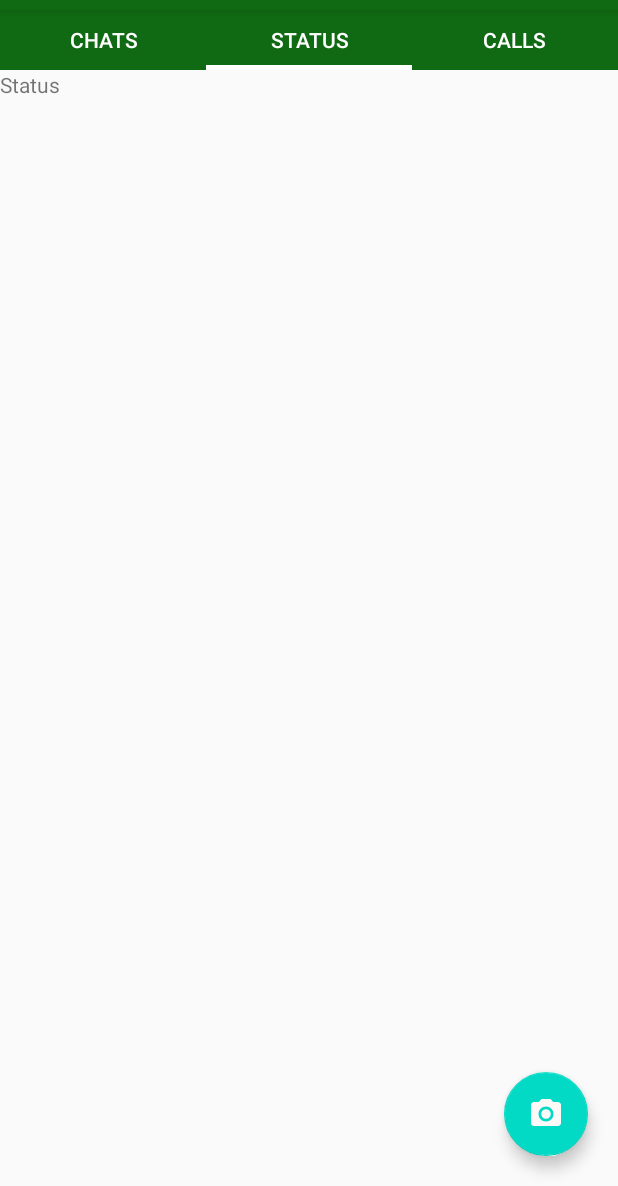
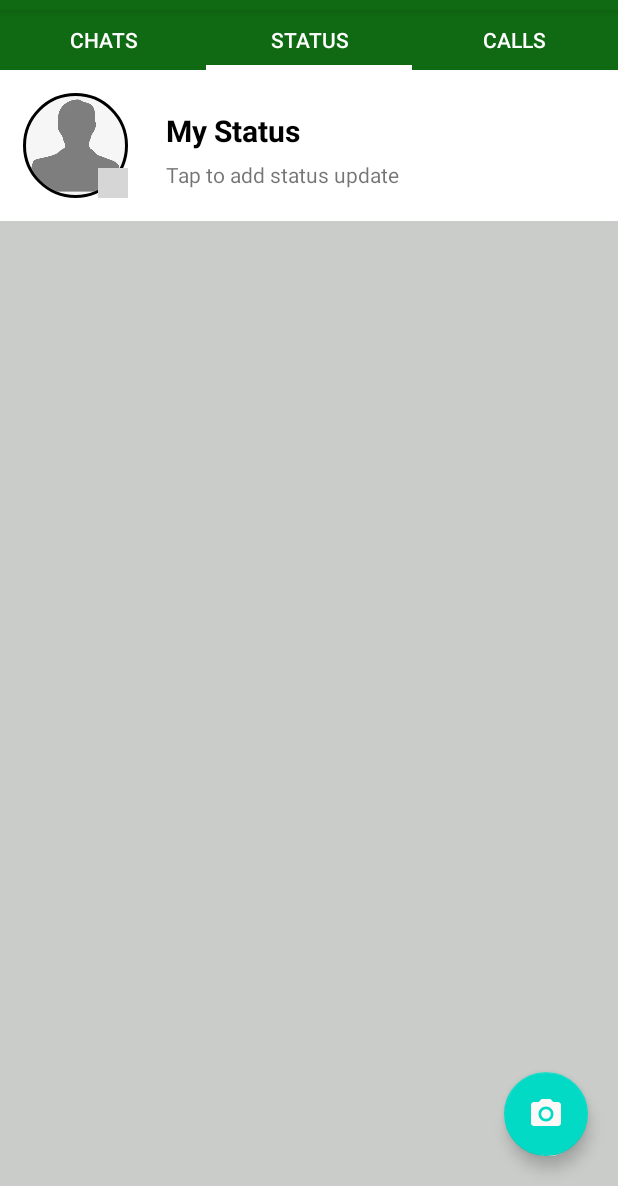
Before and after one commit to Tebandeke1/EddySap_Whatsap-Clone, an Android app: the screen it shows after launch (MainActivity), tab 2 chosen, on a phone screen of 412 x 824 dp, the part 50-1236 px from its top. Run offline under Robolectric (Android 15) with nearby library versions, the phone set to English and light mode, and no system bars; our stand-ins replace CircleImageView, data binding; pictures from the network do not load; 4 statements that could not run were skipped; grey boxes are pictures that could not be loaded.

Commit message:
done with status layout and calls layout with some examples as testers

```diff
--- a/EddySapClone/app/src/main/java/com/tabutech/eddysap/menu/CallsFragment.java
+++ b/EddySapClone/app/src/main/java/com/tabutech/eddysap/menu/CallsFragment.java
@@ -3,17 +3,25 @@ package com.tabutech.eddysap.menu;
 import android.os.Bundle;
 
 import androidx.fragment.app.Fragment;
+import androidx.recyclerview.widget.LinearLayoutManager;
+import androidx.recyclerview.widget.RecyclerView;
 
 import android.view.LayoutInflater;
 import android.view.View;
 import android.view.ViewGroup;
 
+import com.tabutech.eddysap.Adaptor.CallListAdaptor;
+import com.tabutech.eddysap.Model.CallList;
 import com.tabutech.eddysap.R;
+
+import java.util.ArrayList;
+import java.util.List;
 
 
 public class CallsFragment extends Fragment {
 
-
+    private RecyclerView recyclerView;
+    List<CallList> lists = new ArrayList<>();
     public CallsFragment() {
         // Required empty public constructor
     }
@@ -29,6 +37,22 @@ public class CallsFragment extends Fragment {
     public View onCreateView(LayoutInflater inflater, ViewGroup container,
                              Bundle savedInstanceState) {
         // Inflate the layout for this fragment
-        return inflater.inflate(R.layout.fragment_calls, container, false);
+        View view =  inflater.inflate(R.layout.fragment_calls, container, false);
+
+        recyclerView = view.findViewById(R.id.recycleView);
+
+        recyclerView.setLayoutManager(new LinearLayoutManager(getContext()));
+
+        getData();
+        return view;
+    }
+
+    private void getData() {
+
+        lists.add(new CallList("1","Bobi wine","23/02/2022 11:20am","https://encrypted-tbn0.gstatic.com/images?q=tbn:ANd9GcTThLlO--CKV-TsRKKt9hGdbZTRzB_xSP4YLQ&usqp=CAU","made"));
+        lists.add(new CallList("2","Spice Diana","30/05/2022 10:40pm","https://encrypted-tbn0.gstatic.com/images?q=tbn:ANd9GcRsy3FoWorbAhpKDxM3OKQjwew0LwvhYvlLxg&usqp=CAU","missed"));
+        lists.add(new CallList("3","Eddy Kenzo","24/04/2022 06:34pm","https://encrypted-tbn0.gstatic.com/images?q=tbn:ANd9GcQOzTRDtVlQ6A055Y8NAlTViBiDcb5_vhDDvw&usqp=CAU","received"));
+
+        recyclerView.setAdapter(new CallListAdaptor(lists,getContext()));
     }
 }
--- a/EddySapClone/app/src/main/res/drawable/call.xml
+++ b/EddySapClone/app/src/main/res/drawable/call.xml
@@ -1,5 +1,5 @@
 <vector android:autoMirrored="true" android:height="24dp"
-    android:tint="#FDF9F9" android:viewportHeight="24"
+    android:tint="#151414" android:viewportHeight="24"
     android:viewportWidth="24" android:width="24dp" xmlns:android="http://schemas.android.com/apk/res/android">
     <path android:fillColor="@android:color/white" android:pathData="M20.01,15.38c-1.23,0 -2.42,-0.2 -3.53,-0.56 -0.35,-0.12 -0.74,-0.03 -1.01,0.24l-1.57,1.97c-2.83,-1.35 -5.48,-3.9 -6.89,-6.83l1.95,-1.66c0.27,-0.28 0.35,-0.67 0.24,-1.02 -0.37,-1.11 -0.56,-2.3 -0.56,-3.53 0,-0.54 -0.45,-0.99 -0.99,-0.99H4.19C3.65,3 3,3.24 3,3.99 3,13.28 10.73,21 20.01,21c0.71,0 0.99,-0.63 0.99,-1.18v-3.45c0,-0.54 -0.45,-0.99 -0.99,-0.99z"/>
 </vector>
--- a/EddySapClone/app/src/main/res/layout/fragment_calls.xml
+++ b/EddySapClone/app/src/main/res/layout/fragment_calls.xml
@@ -5,9 +5,9 @@
     android:layout_height="match_parent"
     tools:context=".menu.CallsFragment">
 
-    <TextView
+    <androidx.recyclerview.widget.RecyclerView
         android:layout_width="match_parent"
         android:layout_height="match_parent"
-        android:text="@string/cals_fragment" />
+        android:id="@+id/recycleView"/>
 
 </FrameLayout>
--- a/EddySapClone/app/src/main/res/layout/fragment_status.xml
+++ b/EddySapClone/app/src/main/res/layout/fragment_status.xml
@@ -1,13 +1,77 @@
 <?xml version="1.0" encoding="utf-8"?>
-<FrameLayout xmlns:android="http://schemas.android.com/apk/res/android"
+<LinearLayout
+    xmlns:android="http://schemas.android.com/apk/res/android"
     xmlns:tools="http://schemas.android.com/tools"
     android:layout_width="match_parent"
     android:layout_height="match_parent"
+    xmlns:app="http://schemas.android.com/apk/res-auto"
+    android:orientation="vertical"
+    android:background="#CACCCA"
     tools:context=".menu.StatusFragment">
 
-    <TextView
+    <LinearLayout
         android:layout_width="match_parent"
-        android:layout_height="match_parent"
-        android:text="Status" />
+        android:layout_height="wrap_content"
+        android:background="@color/white"
+        android:orientation="horizontal">
 
-</FrameLayout>
+        <RelativeLayout
+            android:layout_width="wrap_content"
+            android:layout_height="wrap_content"
+            android:padding="10dp">
+
+            <de.hdodenhof.circleimageview.CircleImageView
+                android:id="@+id/profile"
+                android:layout_width="70dp"
+                android:layout_height="70dp"
+                android:src="@drawable/place_holder"
+                app:civ_border_width="2dp"
+                android:layout_margin="5dp"
+                app:civ_border_color="#FF000000"/>
+
+            <de.hdodenhof.circleimageview.CircleImageView
+                android:layout_width="20dp"
+                android:layout_height="20dp"
+                android:layout_alignEnd="@+id/profile"
+                app:civ_circle_background_color="@color/purple_200"
+                android:layout_alignBottom="@+id/profile"
+                android:src="@drawable/add_circle"
+                app:civ_border_color="#18471A"
+                app:civ_border_width="1dp" />
+
+
+        </RelativeLayout>
+
+        <LinearLayout
+            android:layout_width="wrap_content"
+            android:layout_height="wrap_content"
+            android:orientation="vertical"
+            android:layout_gravity="center"
+            android:layout_marginStart="10dp">
+            <TextView
+                android:layout_width="match_parent"
+                android:layout_height="wrap_content"
+                android:text="My Status"
+                android:textStyle="bold"
+                android:textSize="20sp"
+                android:textColor="@color/black"
+                android:layout_marginTop="6dp"
+                android:id="@+id/userName"/>
+
+            <TextView
+                android:layout_width="match_parent"
+                android:layout_height="wrap_content"
+                android:text="@string/status"
+                android:textSize="14sp"
+                android:layout_marginTop="6dp"
+                android:id="@+id/meso_desc"/>
+        </LinearLayout>
+
+    </LinearLayout>
+
+
+
+
+
+
+</LinearLayout>
--- a/EddySapClone/app/src/main/res/layout/layout_chart_list.xml
+++ b/EddySapClone/app/src/main/res/layout/layout_chart_list.xml
@@ -1,5 +1,6 @@
 <?xml version="1.0" encoding="utf-8"?>
-<LinearLayout xmlns:android="http://schemas.android.com/apk/res/android"
+<LinearLayout
+    xmlns:android="http://schemas.android.com/apk/res/android"
     android:layout_width="match_parent"
     android:layout_height="wrap_content"
     xmlns:app="http://schemas.android.com/apk/res-auto"
--- a/EddySapClone/app/src/main/res/values/strings.xml
+++ b/EddySapClone/app/src/main/res/values/strings.xml
@@ -6,4 +6,5 @@
     <string name="search">Search</string>
     <string name="more">More</string>
     <string name="floating_bar">floating for layouts</string>
+    <string name="status">Tap to add status update</string>
 </resources>
```
